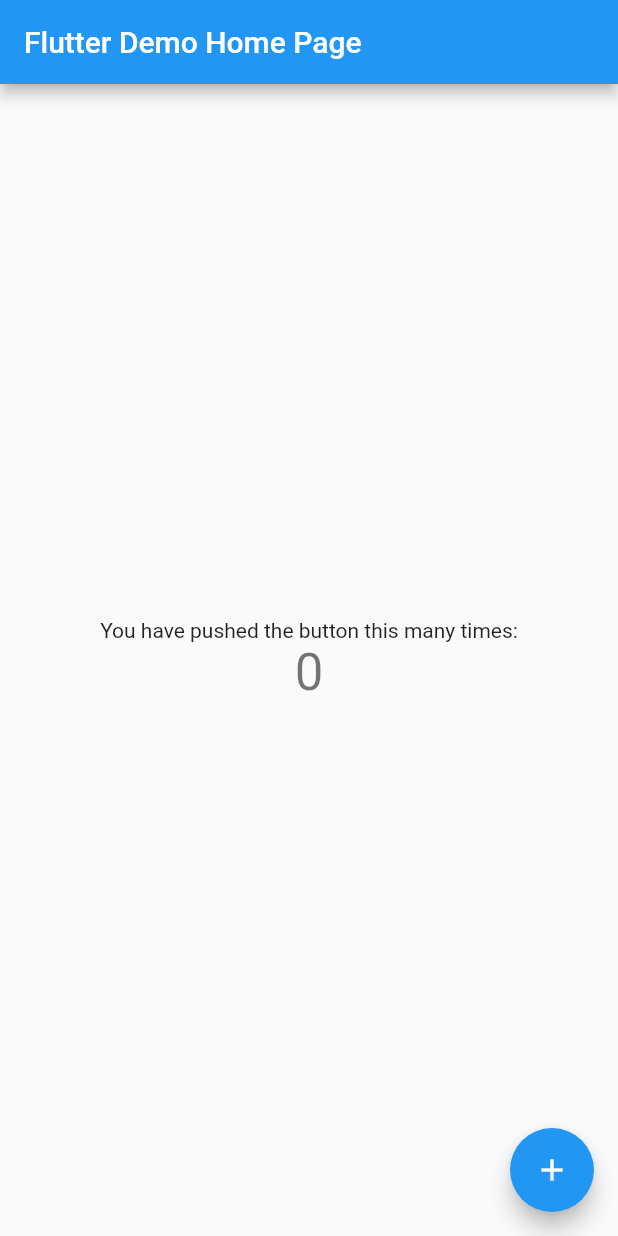
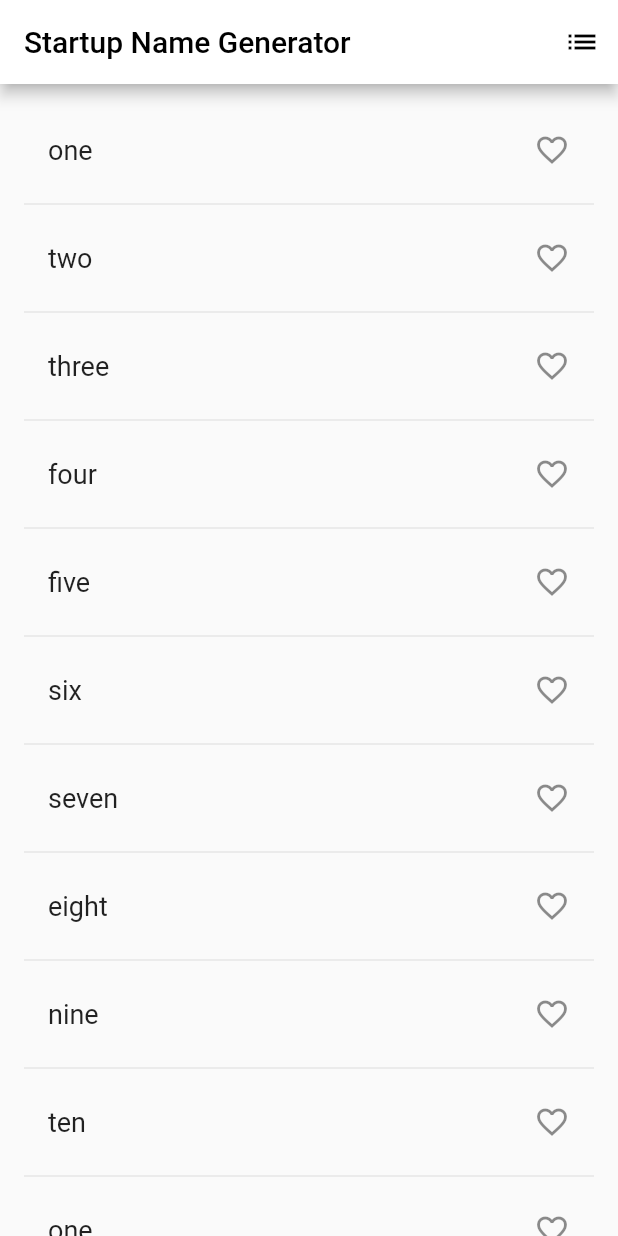
Before and after one commit to mazleyou/flutter_application_1, a Flutter app: the screen it shows after launch, on a phone screen of 412 x 824 dp. Run offline on Flutter 3.47's test engine with Material 2 defaults, Android fonts, the phone set to English and light mode, and no system bars.

Commit message:
메인 페이지 개발 220822

```diff
--- a/lib/main.dart
+++ b/lib/main.dart
@@ -5,111 +5,127 @@
 }
 
 class MyApp extends StatelessWidget {
-  const MyApp({Key? key}) : super(key: key);
+  const MyApp({super.key});
 
-  // This widget is the root of your application.
   @override
   Widget build(BuildContext context) {
     return MaterialApp(
-      title: 'Flutter Demo',
+      title: 'Startup Name Generator',
       theme: ThemeData(
-        // This is the theme of your application.
-        //
-        // Try running your application with "flutter run". You'll see the
-        // application has a blue toolbar. Then, without quitting the app, try
-        // changing the primarySwatch below to Colors.green and then invoke
-        // "hot reload" (press "r" in the console where you ran "flutter run",
-        // or simply save your changes to "hot reload" in a Flutter IDE).
-        // Notice that the counter didn't reset back to zero; the application
-        // is not restarted.
-        primarySwatch: Colors.blue,
+        appBarTheme: const AppBarTheme(
+          backgroundColor: Colors.white,
+          foregroundColor: Colors.black,
+        ),
       ),
-      home: const MyHomePage(title: 'Flutter Demo Home Page'),
+      home: const RandomWords(),
     );
   }
 }
 
-class MyHomePage extends StatefulWidget {
-  const MyHomePage({Key? key, required this.title}) : super(key: key);
+class _RandomWordsState extends State<RandomWords> {
+  final _suggestions = <String>[];
+  final _saved = <String>{};
+  final _biggerFont = const TextStyle(fontSize: 18);
+  final _fixedLengthList = <String>[
+    'one',
+    'two',
+    'three',
+    'four',
+    'five',
+    'six',
+    'seven',
+    'eight',
+    'nine',
+    'ten',
+    'eleven'
+  ];
+  @override
+  Widget build(BuildContext context) {
+    print(_fixedLengthList);
+    return Scaffold(
+      appBar: AppBar(
+        title: const Text('Startup Name Generator'),
+        actions: [
+          IconButton(
+            icon: const Icon(Icons.list),
+            onPressed: _pushSaved,
+            tooltip: 'Saved Suggestions',
+          ),
+        ],
+      ),
+      body: ListView.builder(
+        padding: const EdgeInsets.all(16.0),
+        itemBuilder: (context, i) {
+          if (i.isOdd) return const Divider();
 
-  // This widget is the home page of your application. It is stateful, meaning
-  // that it has a State object (defined below) that contains fields that affect
-  // how it looks.
+          final index = i ~/ 2;
+          if (index >= _suggestions.length) {
+            _suggestions.addAll(_fixedLengthList.take(10));
+          }
 
-  // This class is the configuration for the state. It holds the values (in this
-  // case the title) provided by the parent (in this case the App widget) and
-  // used by the build method of the State. Fields in a Widget subclass are
-  // always marked "final".
+          final alreadySaved = _saved.contains(_suggestions[index]);
 
-  final String title;
-
-  @override
-  State<MyHomePage> createState() => _MyHomePageState();
-}
-
-class _MyHomePageState extends State<MyHomePage> {
-  int _counter = 0;
-
-  void _incrementCounter() {
-    setState(() {
-      // This call to setState tells the Flutter framework that something has
-      // changed in this State, which causes it to rerun the build method below
-      // so that the display can reflect the updated values. If we changed
-      // _counter without calling setState(), then the build method would not be
-      // called again, and so nothing would appear to happen.
-      _counter++;
-    });
+          return ListTile(
+            title: Text(
+              _suggestions[index],
+              style: _biggerFont,
+            ),
+            trailing: Icon(
+              alreadySaved ? Icons.favorite : Icons.favorite_border,
+              color: alreadySaved ? Colors.red : null,
+              semanticLabel: alreadySaved ? 'Remove from saved' : 'Save',
+            ),
+            onTap: () {
+              setState(() {
+                if (alreadySaved) {
+                  _saved.remove(_suggestions[index]);
+                } else {
+                  _saved.add(_suggestions[index]);
+                }
+              });
+            },
+          );
+        },
+      ),
+    );
   }
 
-  @override
-  Widget build(BuildContext context) {
-    // This method is rerun every time setState is called, for instance as done
-    // by the _incrementCounter method above.
-    //
-    // The Flutter framework has been optimized to make rerunning build methods
-    // fast, so that you can just rebuild anything that needs updating rather
-    // than having to individually change instances of widgets.
-    return Scaffold(
-      appBar: AppBar(
-        // Here we take the value from the MyHomePage object that was created by
-        // the App.build method, and use it to set our appbar title.
-        title: Text(widget.title),
+  void _pushSaved() {
+    Navigator.of(context).push(
+      MaterialPageRoute<void>(
+        builder: (context) {
+          final tiles = _saved.map(
+            (pair) {
+              return ListTile(
+                title: Text(
+                  pair,
+                  style: _biggerFont,
+                ),
+              );
+            },
+          );
+          final divided = tiles.isNotEmpty
+              ? ListTile.divideTiles(
+                  context: context,
+                  tiles: tiles,
+                ).toList()
+              : <Widget>[];
+
+          return Scaffold(
+            appBar: AppBar(
+              title: const Text('Saved Suggestions'),
+            ),
+            body: ListView(children: divided),
+          );
+        },
       ),
-      body: Center(
-        // Center is a layout widget. It takes a single child and positions it
-        // in the middle of the parent.
-        child: Column(
-          // Column is also a layout widget. It takes a list of children and
-          // arranges them vertically. By default, it sizes itself to fit its
-          // children horizontally, and tries to be as tall as its parent.
-          //
-          // Invoke "debug painting" (press "p" in the console, choose the
-          // "Toggle Debug Paint" action from the Flutter Inspector in Android
-          // Studio, or the "Toggle Debug Paint" command in Visual Studio Code)
-          // to see the wireframe for each widget.
-          //
-          // Column has various properties to control how it sizes itself and
-          // how it positions its children. Here we use mainAxisAlignment to
-          // center the children vertically; the main axis here is the vertical
-          // axis because Columns are vertical (the cross axis would be
-          // horizontal).
-          mainAxisAlignment: MainAxisAlignment.center,
-          children: <Widget>[
-            const Text(
-              'You have pushed the button this many times:',
-            ),
-            Text(
-              '$_counter',
-              style: Theme.of(context).textTheme.headline4,
-            ),
-          ],
-        ),
-      ),
-      floatingActionButton: FloatingActionButton(
-        onPressed: _incrementCounter,
-        tooltip: 'Increment',
-        child: const Icon(Icons.add),
-      ), // This trailing comma makes auto-formatting nicer for build methods.
     );
   }
 }
+
+class RandomWords extends StatefulWidget {
+  const RandomWords({super.key});
+
+  @override
+  State<RandomWords> createState() => _RandomWordsState();
+}
```
